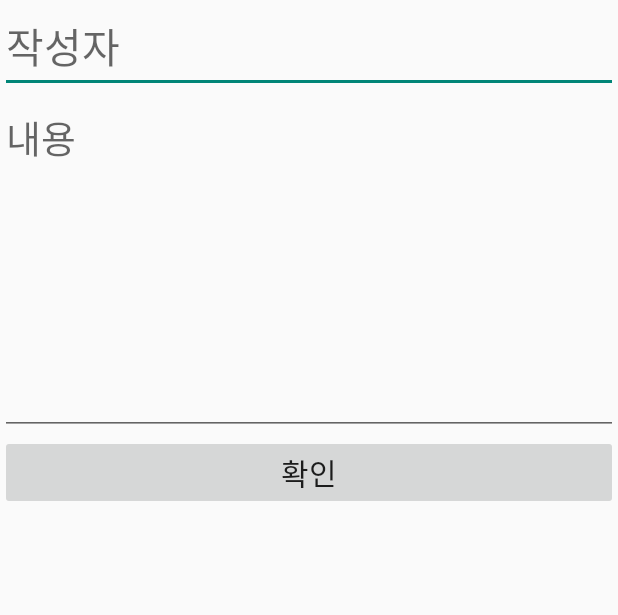
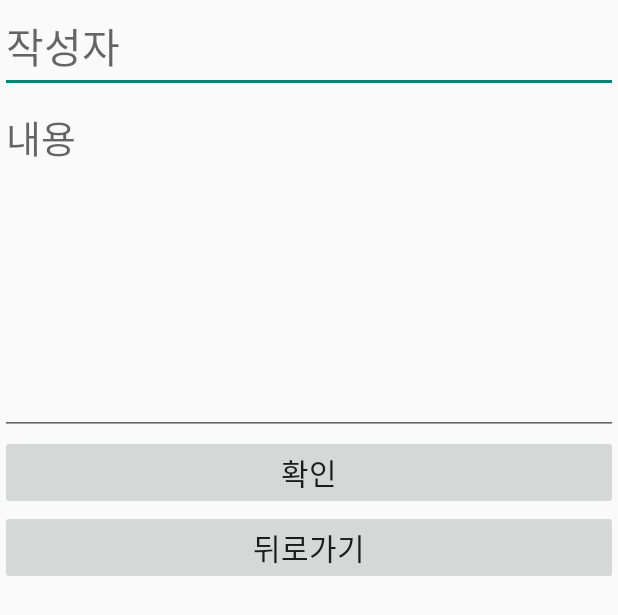
Before and after one commit to iamyaeeun/ToEat, an Android app: the layout fragment_write_post.xml on its own in the app's theme, with its tools: preview values and no code run, on a phone screen of 412 x 824 dp. Shown: the top 615 px of the screen. Run offline under Robolectric (Android 15) with nearby library versions, the phone set to English and light mode, and no system bars.

Commit message:
sns backbutton

```diff
--- a/app/src/main/java/edu/sungshin/toeat/MainActivity.java
+++ b/app/src/main/java/edu/sungshin/toeat/MainActivity.java
@@ -97,6 +97,7 @@ public class MainActivity extends AppCompatActivity {
         else if(index==20) getSupportFragmentManager().beginTransaction().replace(R.id.container,snsFragment).commit();
         else if(index==30) getSupportFragmentManager().beginTransaction().replace(R.id.container,myPostFragment).commit();
         else if(index==40) getSupportFragmentManager().beginTransaction().replace(R.id.container,mypageFragment).commit();
+        else if(index==80) getSupportFragmentManager().beginTransaction().replace(R.id.container,snsFragment).commit();
     }
 
     public void startAlarm(Calendar c, String foodName){
--- a/app/src/main/res/layout/fragment_write_post.xml
+++ b/app/src/main/res/layout/fragment_write_post.xml
@@ -31,4 +31,11 @@
         android:layout_height="wrap_content"
         android:text="확인"
         android:textSize="20dp"/>
+
+    <Button
+        android:id="@+id/backBtn"
+        android:textSize="20dp"
+        android:layout_width="match_parent"
+        android:layout_height="wrap_content"
+        android:text="뒤로가기" />
 </LinearLayout>
```
Also changed, not shown: app/src/main/java/edu/sungshin/toeat/WritePostFragment.java (+8 -2 lines).
